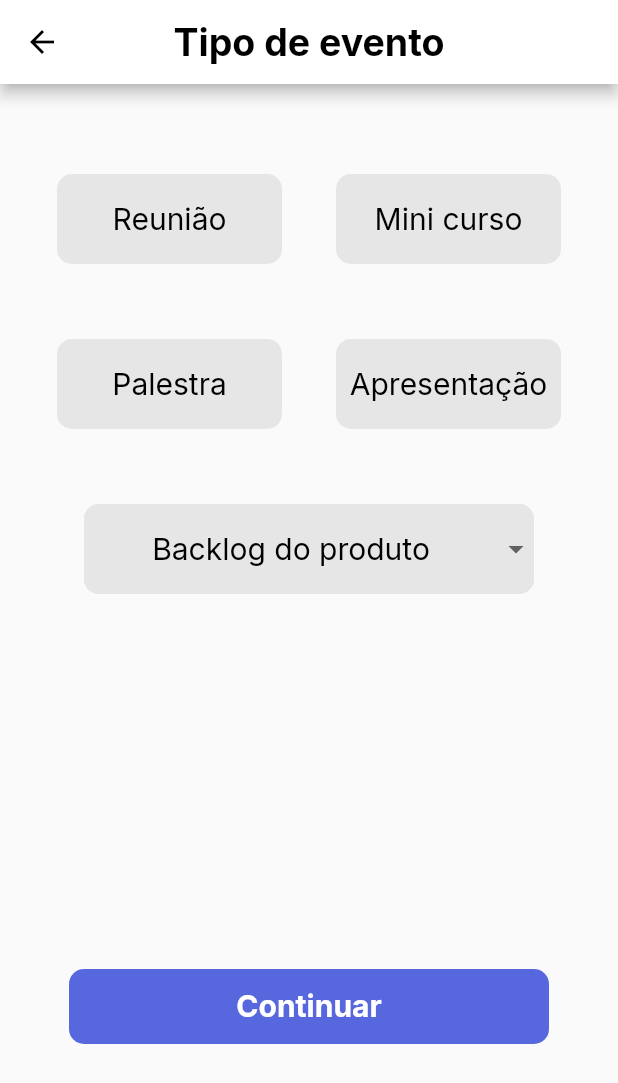
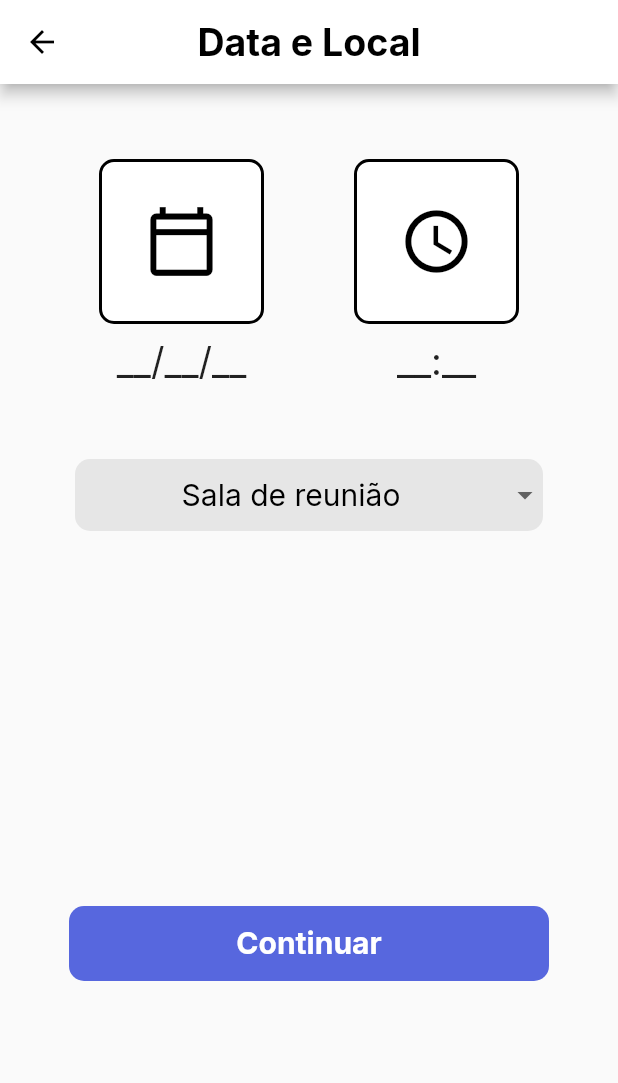
Before and after one commit to GuilhermeAugustoFT/Meeting-Manager, a Flutter app: the CreateEvent screen opened directly, after a tap on "Continuar", on a phone screen of 412 x 824 dp. Shown: the top 1083 px of the screen. Run offline on Flutter 3.47's test engine with Material 2 defaults, Android fonts, the phone set to English and light mode, and no system bars; our stand-ins replace google_fonts.

Commit message:
Tela de selecionar data, horário e local

```diff
--- a/project/lib/pages/create_event_page.dart
+++ b/project/lib/pages/create_event_page.dart
@@ -1,5 +1,6 @@
 import 'package:flutter/material.dart';
 import 'package:google_fonts/google_fonts.dart';
+import 'package:project/pages/create_event_place.dart';
 
 class CreateEvent extends StatefulWidget {
   @override
@@ -11,6 +12,8 @@ class _CreateEventState extends State<CreateEvent> {
   var containerColor = Color.fromRGBO(230, 230, 230, 1);
   var selected = 0;
   var textColor = Colors.black;
+  var inDropDown = false;
+  var selectedEvent = '';
 
   var scrumTypes = [
     'Backlog do produto',
@@ -59,6 +62,8 @@ class _CreateEventState extends State<CreateEvent> {
                     onTap: () {
                       setState(() {
                         selected = 1;
+                        selectedEvent = 'Reunião';
+                        inDropDown = false;
                       });
                     },
                     child: Container(
@@ -87,6 +92,8 @@ class _CreateEventState extends State<CreateEvent> {
                     onTap: () {
                       setState(() {
                         selected = 2;
+                        selectedEvent = 'Mini Curso';
+                        inDropDown = false;
                       });
                     },
                     child: Container(
@@ -120,6 +127,8 @@ class _CreateEventState extends State<CreateEvent> {
                     onTap: () {
                       setState(() {
                         selected = 3;
+                        selectedEvent = 'Palestra';
+                        inDropDown = false;
                       });
                     },
                     child: Container(
@@ -148,6 +157,8 @@ class _CreateEventState extends State<CreateEvent> {
                     onTap: () {
                       setState(() {
                         selected = 4;
+                        selectedEvent = 'Apresentação';
+                        inDropDown = false;
                       });
                     },
                     child: Container(
@@ -184,10 +195,6 @@ class _CreateEventState extends State<CreateEvent> {
                   ),
                   color: containerColor,
                 ),
-                child: GestureDetector(
-                  onTap: () {
-                    print('a');
-                  },
                 child: Container(
                   alignment: Alignment.center,
                   decoration: BoxDecoration(
@@ -197,6 +204,9 @@ class _CreateEventState extends State<CreateEvent> {
                     color: selected == 5 ? defaultColor : containerColor,
                   ),
                   child: DropdownButtonFormField<String>(
+                      onTap: () {
+                        inDropDown = false;
+                      },
                       dropdownColor: containerColor,
                       decoration: InputDecoration(
                           enabledBorder: InputBorder.none,
@@ -206,9 +216,6 @@ class _CreateEventState extends State<CreateEvent> {
                       items: scrumTypes
                           .map<DropdownMenuItem<String>>((String value) {
                         return DropdownMenuItem<String>(
-                            onTap: () {
-                              print('a');
-                            },
                           value: value,
                           child: Container(
                             alignment: Alignment.center,
@@ -216,7 +223,9 @@ class _CreateEventState extends State<CreateEvent> {
                               value,
                               style: GoogleFonts.inter(
                                 fontSize: 20,
-                                  color: textColor,
+                                color: selected == 5 && !inDropDown
+                                    ? textColor
+                                    : Colors.black,
                               ),
                             ),
                           ),
@@ -227,11 +236,12 @@ class _CreateEventState extends State<CreateEvent> {
                           scrumType = value;
                           textColor = Colors.white;
                           selected = 5;
+                          selectedEvent = value;
+                          inDropDown = true;
                           scrumTypes.remove(value);
                           scrumTypes.insert(0, value);
                         });
                       }),
-                  ),
                 ),
               ),
               Container(
@@ -245,7 +255,14 @@ class _CreateEventState extends State<CreateEvent> {
                   ),
                 ),
                 child: TextButton(
-                  onPressed: () {},
+                  onPressed: () {
+                    //passar selectedEvent como parametro
+                    Navigator.of(context).push(
+                      MaterialPageRoute(builder: (context) {
+                        return CreateEventPlace();
+                      }),
+                    );
+                  },
                   child: Text(
                     'Continuar',
                     style: GoogleFonts.inter(
--- /dev/null
+++ b/project/lib/pages/create_event_place.dart
@@ -0,0 +1,241 @@
+import 'package:flutter/cupertino.dart';
+import 'package:flutter/material.dart';
+import 'package:google_fonts/google_fonts.dart';
+import 'package:intl/date_symbol_data_local.dart';
+import 'package:intl/intl.dart';
+
+class CreateEventPlace extends StatefulWidget {
+  @override
+  _CreateEventPlaceState createState() => _CreateEventPlaceState();
+}
+
+class _CreateEventPlaceState extends State<CreateEventPlace> {
+  var date = '__/__/__';
+  var time = '__:__';
+  var containerColor = Color.fromRGBO(230, 230, 230, 1);
+  var places = [
+    'Sala de reunião',
+    'Sala do cafézinho',
+    'Pátio',
+    'Google Meet',
+  ];
+  var selectedPlace = 'Sala de reunião';
+
+  Future<Null> pickDate(BuildContext context) async {
+    var selectedDate;
+    final DateTime picked = await showDatePicker(
+        context: context,
+        initialDate: DateTime.now(),
+        initialDatePickerMode: DatePickerMode.day,
+        firstDate: DateTime(DateTime.now().year),
+        lastDate: DateTime(DateTime.now().year + 10));
+    if (picked != null)
+      setState(() {
+        selectedDate = picked;
+        date = '';
+        date += DateFormat.d().format(selectedDate).padLeft(2, '0');
+        date += '/' + DateFormat.M().format(selectedDate).padLeft(2, '0');
+        date += '/' + DateFormat.y().format(selectedDate);
+      });
+  }
+
+  Future<Null> pickTime(BuildContext context) async {
+    var selectedTime;
+    var hour;
+    var minute;
+
+    final TimeOfDay picked = await showTimePicker(
+      context: context,
+      initialTime: TimeOfDay(hour: 12, minute: 0),
+    );
+    if (picked != null)
+      setState(() {
+        selectedTime = picked;
+        hour = selectedTime.hour.toString().padLeft(2, '0');
+        minute = selectedTime.minute.toString().padLeft(2, '0');
+        time = hour + ':' + minute;
+      });
+  }
+
+  @override
+  Widget build(BuildContext context) {
+    return Scaffold(
+      appBar: AppBar(
+        centerTitle: true,
+        title: Text(
+          'Data e Local',
+          style: GoogleFonts.inter(
+              color: Colors.black, fontSize: 25, fontWeight: FontWeight.bold),
+        ),
+        backgroundColor: Colors.white,
+        iconTheme: IconThemeData(color: Colors.black),
+      ),
+      body: SingleChildScrollView(
+        child: Container(
+          margin: EdgeInsets.only(top: 50),
+          child: Column(
+            children: [
+              Row(
+                mainAxisAlignment: MainAxisAlignment.center,
+                children: [
+                  Column(
+                    children: [
+                      GestureDetector(
+                        onTap: () {
+                          //abrir calendario
+                          setState(() {
+                            pickDate(context);
+                          });
+                        },
+                        child: Container(
+                          height: 110,
+                          width: 110,
+                          decoration: BoxDecoration(
+                            color: Colors.white,
+                            border: Border.all(
+                              color: Colors.black,
+                              width: 2,
+                            ),
+                            borderRadius: BorderRadius.all(
+                              Radius.circular(10),
+                            ),
+                          ),
+                          child: Icon(
+                            Icons.calendar_today_outlined,
+                            color: Colors.black,
+                            size: 50,
+                          ),
+                        ),
+                      ),
+                      Container(
+                        margin: EdgeInsets.only(top: 10),
+                        child: Text(
+                          date,
+                          style: GoogleFonts.inter(
+                            fontSize: 25,
+                          ),
+                        ),
+                      )
+                    ],
+                  ),
+                  SizedBox(
+                    // espacar os containers
+                    width: 60,
+                  ),
+                  Column(
+                    children: [
+                      GestureDetector(
+                        onTap: () {
+                          // abrir relogio
+                          setState(() {
+                            pickTime(context);
+                          });
+                        },
+                        child: Container(
+                          height: 110,
+                          width: 110,
+                          decoration: BoxDecoration(
+                            color: Colors.white,
+                            border: Border.all(
+                              color: Colors.black,
+                              width: 2,
+                            ),
+                            borderRadius: BorderRadius.all(
+                              Radius.circular(10),
+                            ),
+                          ),
+                          child: Icon(
+                            Icons.schedule_outlined,
+                            color: Colors.black,
+                            size: 50,
+                          ),
+                        ),
+                      ),
+                      Container(
+                        margin: EdgeInsets.only(top: 10),
+                        child: Text(
+                          time,
+                          style: GoogleFonts.inter(
+                            fontSize: 25,
+                          ),
+                        ),
+                      )
+                    ],
+                  )
+                ],
+              ),
+              Container(
+                margin: EdgeInsets.only(top: 50, left: 50, right: 50),
+                alignment: Alignment.center,
+                decoration: BoxDecoration(
+                  borderRadius: BorderRadius.all(
+                    Radius.circular(10),
+                  ),
+                  color: containerColor,
+                ),
+                child: DropdownButtonFormField<String>(
+                    dropdownColor: containerColor,
+                    decoration: InputDecoration(
+                        enabledBorder: InputBorder.none,
+                        focusColor: Colors.green),
+                    value: selectedPlace,
+                    isExpanded: true,
+                    items: places.map<DropdownMenuItem<String>>((String value) {
+                      return DropdownMenuItem<String>(
+                        value: value,
+                        child: Container(
+                          alignment: Alignment.center,
+                          child: Text(
+                            value,
+                            style: GoogleFonts.inter(
+                              fontSize: 20,
+                              color: Colors.black,
+                            ),
+                          ),
+                        ),
+                      );
+                    }).toList(),
+                    onChanged: (String value) {
+                      setState(() {
+                        selectedPlace = value;
+
+                        places.remove(value);
+                        places.insert(0, value);
+                      });
+                    }),
+              ),
+              Container(
+                margin: EdgeInsets.only(top: 250),
+                height: 50,
+                width: 320,
+                decoration: BoxDecoration(
+                  color: Color.fromRGBO(87, 103, 222, 1),
+                  borderRadius: BorderRadius.all(
+                    Radius.circular(10),
+                  ),
+                ),
+                child: TextButton(
+                  onPressed: () {
+                    //passar selectedEvent como parametro
+                    Navigator.of(context).push(
+                      MaterialPageRoute(builder: (context) {
+                        // return CreateEventPeople();
+                      }),
+                    );
+                  },
+                  child: Text(
+                    'Continuar',
+                    style: GoogleFonts.inter(
+                        color: Colors.white,
+                        fontSize: 20,
+                        fontWeight: FontWeight.bold),
+                  ),
+                ),
+              ),
+            ],
+          ),
+        ),
+      ),
+    );
+  }
+}
--- a/project/pubspec.yaml
+++ b/project/pubspec.yaml
@@ -23,6 +23,8 @@ environment:
 dependencies:
   http: ^0.13.3
   google_fonts: ^2.0.0
+  flutter_datetime_picker: ^1.5.1
+  intl: ^0.17.0
   flutter:
     sdk: flutter
 
```
Also changed, not shown: project/pubspec.lock. Lines whose indentation alone changed are shown as unchanged.
